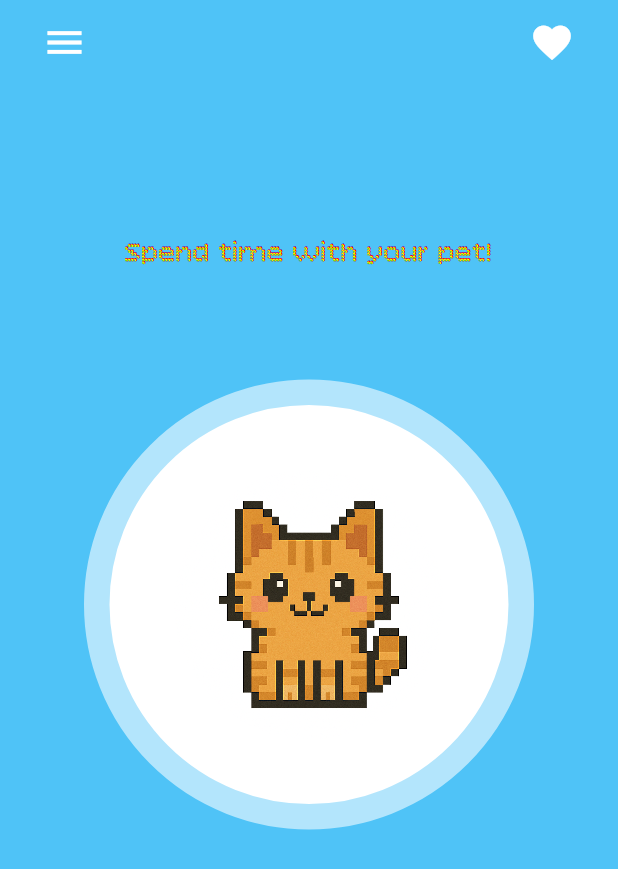
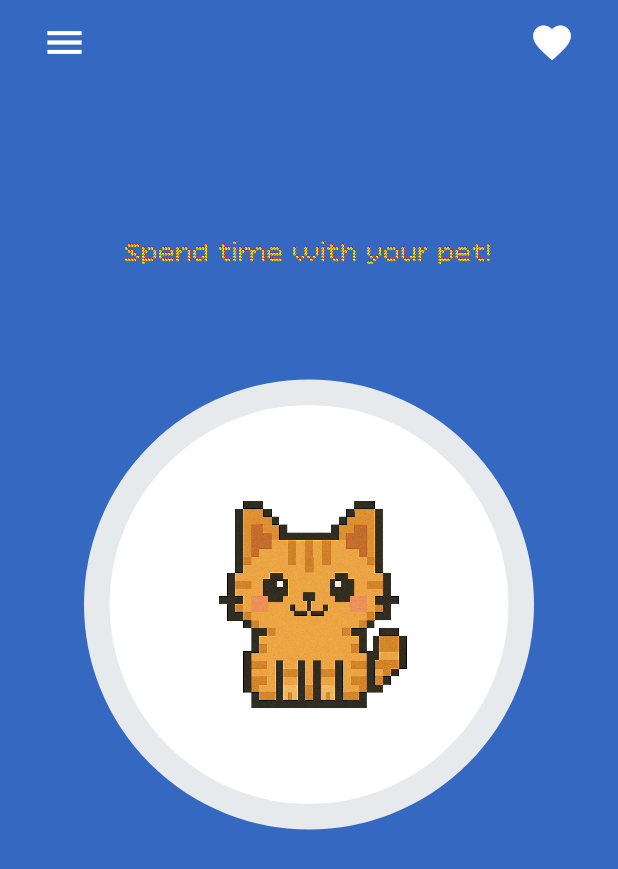
Before and after one commit to CaptainSparrow23/pet_productivity_app, a Flutter app: the screen it shows after launch, on a phone screen of 412 x 824 dp. Shown: the top 869 px of the screen. Run offline on Flutter 3.47's test engine with Material 3 defaults, Android fonts, the phone set to English and light mode, and no system bars.

Commit message:
Add custom color palette and update homepage design

```diff
--- a/lib/main.dart
+++ b/lib/main.dart
@@ -1,5 +1,6 @@
 import 'package:flutter/material.dart';
 import 'pages/home_page.dart';
+import 'utils/app_colors.dart';
 
 void main() {
   runApp(const MyApp());
@@ -13,7 +14,7 @@ class MyApp extends StatelessWidget {
   Widget build(BuildContext context) {
     return MaterialApp(
       debugShowCheckedModeBanner: false,
-      theme: ThemeData(primarySwatch: Colors.blueGrey),
+
       home: HomePage(),
     );
   }
--- a/lib/pages/home_page.dart
+++ b/lib/pages/home_page.dart
@@ -1,4 +1,5 @@
 import 'package:flutter/material.dart';
+import '../utils/app_colors.dart';
 
 class HomePage extends StatelessWidget {
   const HomePage({super.key});
@@ -6,9 +7,9 @@ class HomePage extends StatelessWidget {
   @override
   Widget build(BuildContext context) {
     return Scaffold(
-      backgroundColor: Colors.lightBlue[300],
+      backgroundColor: AppColors.deepBlue,
       appBar: AppBar(
-        backgroundColor: Colors.lightBlue[300],
+        backgroundColor: AppColors.deepBlue,
         leading: Padding(
           padding: const EdgeInsets.only(left: 20.0),
           child: IconButton(
@@ -49,12 +50,20 @@ class HomePage extends StatelessWidget {
               ),
             ),
             Container(height: 70), // Adjust this value to move circle up/down
-            Container(
+            pet_window(),
+          ],
+        ),
+      ),
+    );
+  }
+
+  Container pet_window() {
+    return Container(
       width: 300,
       height: 300,
       decoration: BoxDecoration(
         color: Colors.white,
-                border: Border.all(color: Colors.lightBlue[100]!, width: 17.0),
+        border: Border.all(color: AppColors.lightGray, width: 17.0),
         borderRadius: BorderRadius.circular(200),
       ),
       child: Center(
@@ -69,10 +78,6 @@ class HomePage extends StatelessWidget {
           ),
         ),
       ),
-            ),
-          ],
-        ),
-      ),
     );
   }
 }
--- /dev/null
+++ b/lib/utils/app_colors.dart
@@ -0,0 +1,9 @@
+import 'package:flutter/material.dart';
+
+class AppColors {
+  static const Color mintGreen = Color(0xFFD1F4C8); // Light mint green
+  static const Color aquaMint = Color(0xFFA6F3E0); // Aqua mint
+  static const Color lightGray = Color(0xFFE7EAED); // Light gray
+  static const Color lavender = Color(0xFFCEC1E7); // Soft lavender
+  static const Color deepBlue = Color(0xFF3568C0); // Deep blue
+}
```
Lines whose indentation alone changed are shown as unchanged.
